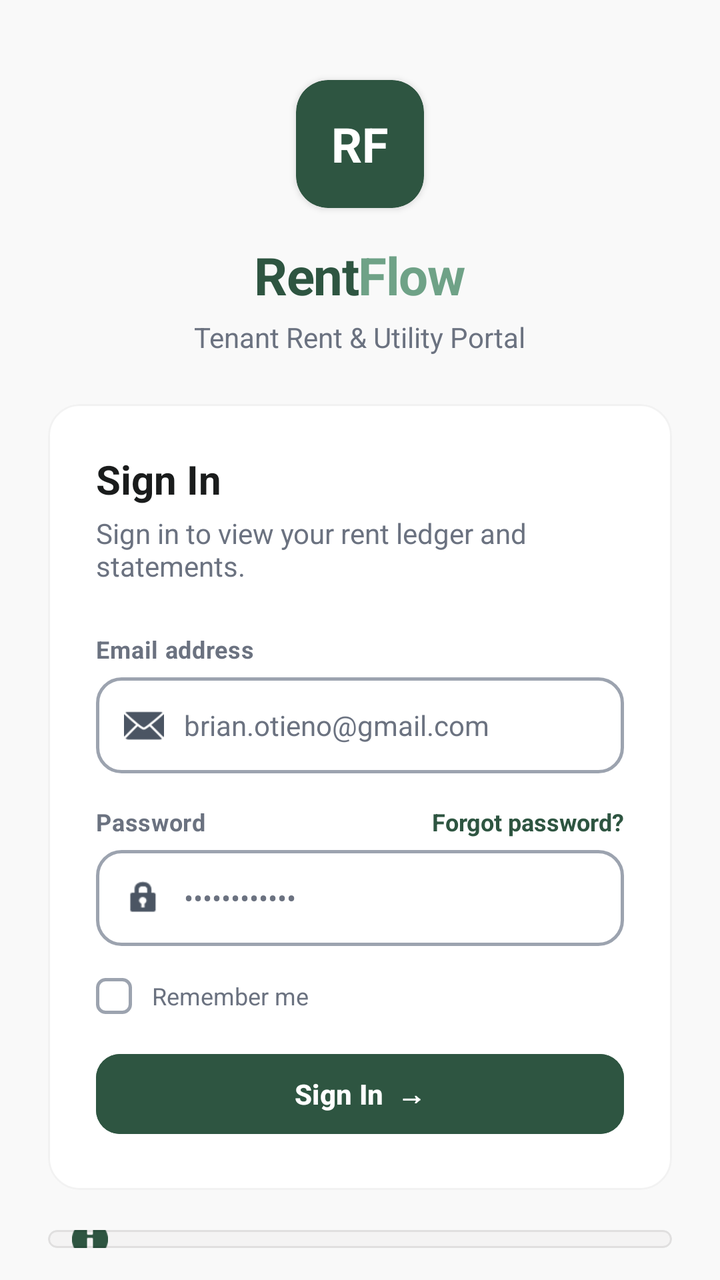
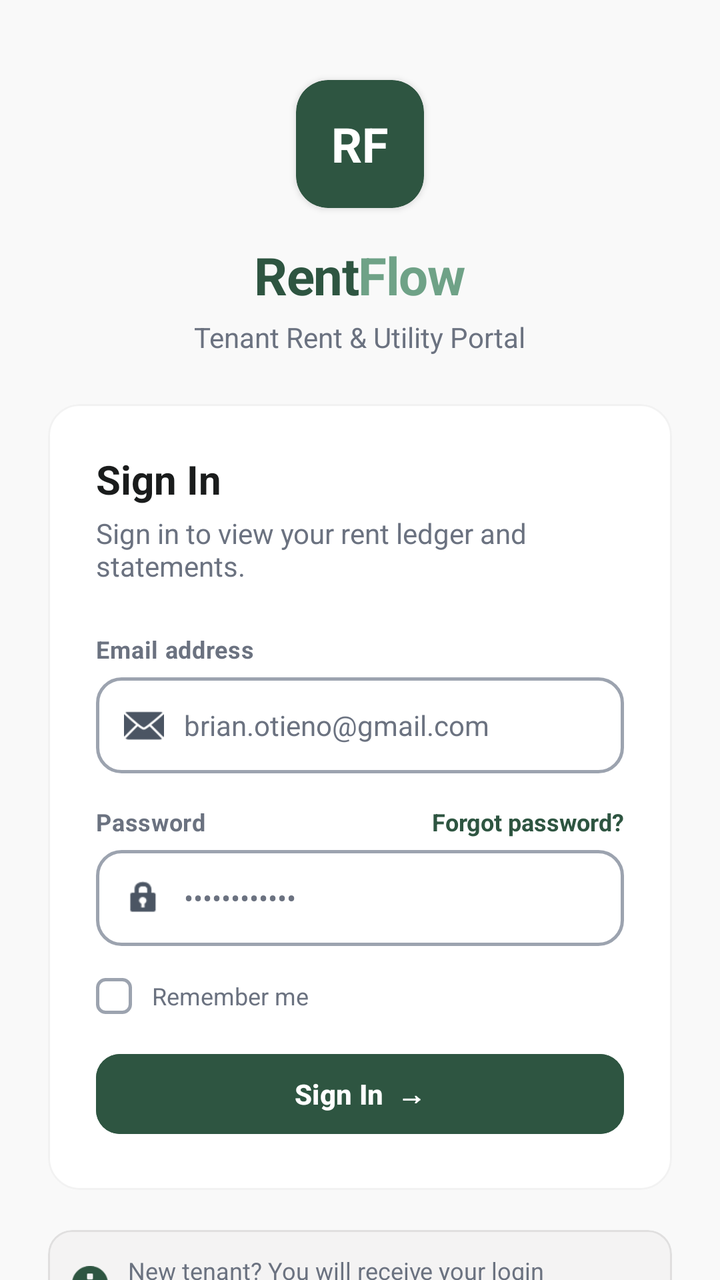

Compare the two renders of this Android layout. The source of the first and the diff that turns it into the second are given below.
<!-- AndroidManifest.xml: application theme Theme.RentFlow -->
<!-- res/layout/activity_login.xml -->
<?xml version="1.0" encoding="utf-8"?>
<androidx.constraintlayout.widget.ConstraintLayout xmlns:android="http://schemas.android.com/apk/res/android"
    xmlns:app="http://schemas.android.com/apk/res-auto"
    xmlns:tools="http://schemas.android.com/tools"
    android:layout_width="match_parent"
    android:layout_height="match_parent"
    android:background="@color/background"
    tools:context=".ui.login.LoginActivity">

    <LinearLayout
        android:layout_width="match_parent"
        android:layout_height="match_parent"
        android:orientation="vertical"
        android:paddingHorizontal="24dp"
        android:paddingVertical="16dp"
        android:gravity="center_horizontal"
        app:layout_constraintTop_toTopOf="parent"
        app:layout_constraintBottom_toBottomOf="parent"
        app:layout_constraintStart_toStartOf="parent"
        app:layout_constraintEnd_toEndOf="parent">

        
        <com.google.android.material.card.MaterialCardView
            android:layout_width="64dp"
            android:layout_height="64dp"
            android:layout_marginTop="24dp"
            android:layout_marginBottom="16dp"
            app:cardBackgroundColor="@color/login_primary"
            app:cardCornerRadius="16dp"
            app:cardElevation="2dp"
            app:strokeWidth="0dp">

            <TextView
                android:layout_width="wrap_content"
                android:layout_height="wrap_content"
                android:layout_gravity="center"
                android:text="RF"
                android:textColor="@color/white"
                android:textSize="24sp"
                android:textStyle="bold" />
        </com.google.android.material.card.MaterialCardView>

        <LinearLayout
            android:layout_width="wrap_content"
            android:layout_height="wrap_content"
            android:orientation="horizontal">

            <TextView
                android:layout_width="wrap_content"
                android:layout_height="wrap_content"
                android:text="Rent"
                android:textColor="@color/login_primary"
                android:textSize="26sp"
                android:textStyle="bold"
                android:letterSpacing="-0.02" />

            <TextView
                android:layout_width="wrap_content"
                android:layout_height="wrap_content"
                android:text="Flow"
                android:textColor="@color/login_accent"
                android:textSize="26sp"
                android:textStyle="bold"
                android:letterSpacing="-0.02" />
        </LinearLayout>

        <TextView
            android:layout_width="wrap_content"
            android:layout_height="wrap_content"
            android:layout_marginTop="4dp"
            android:text="Tenant Rent &amp; Utility Portal"
            android:textColor="@color/login_text_secondary"
            android:textSize="14sp" />

        
        <com.google.android.material.card.MaterialCardView
            android:layout_width="match_parent"
            android:layout_height="wrap_content"
            android:layout_marginTop="24dp"
            app:cardBackgroundColor="@color/white"
            app:cardCornerRadius="16dp"
            app:cardElevation="0dp"
            app:strokeColor="#0D000000"
            app:strokeWidth="1dp">

            <LinearLayout
                android:layout_width="match_parent"
                android:layout_height="wrap_content"
                android:orientation="vertical"
                android:padding="24dp">

                <TextView
                    android:layout_width="wrap_content"
                    android:layout_height="wrap_content"
                    android:text="Sign In"
                    android:textColor="@color/text_dark"
                    android:textSize="20sp"
                    android:textStyle="bold" />

                <TextView
                    android:layout_width="wrap_content"
                    android:layout_height="wrap_content"
                    android:layout_marginTop="4dp"
                    android:layout_marginBottom="24dp"
                    android:text="Sign in to view your rent ledger and statements."
                    android:textColor="@color/login_text_secondary"
                    android:textSize="14sp" />

                
                <TextView
                    android:layout_width="wrap_content"
                    android:layout_height="wrap_content"
                    android:text="Email address"
                    android:textColor="@color/login_text_secondary"
                    android:textSize="12sp"
                    android:textStyle="bold"
                    android:letterSpacing="0.02" />

                <LinearLayout
                    android:layout_width="match_parent"
                    android:layout_height="48dp"
                    android:layout_marginTop="6dp"
                    android:layout_marginBottom="16dp"
                    android:background="@drawable/bg_login_input"
                    android:gravity="center_vertical"
                    android:paddingHorizontal="14dp">

                    <ImageView
                        android:layout_width="20dp"
                        android:layout_height="20dp"
                        android:src="@android:drawable/ic_dialog_email"
                        app:tint="#4B5563"
                        android:contentDescription="Email Icon" />

                    <EditText
                        android:id="@+id/emailEditText"
                        android:layout_width="match_parent"
                        android:layout_height="match_parent"
                        android:layout_marginStart="10dp"
                        android:background="@android:color/transparent"
                        android:hint="brian.otieno@gmail.com"
                        android:textColorHint="@color/login_placeholder"
                        android:inputType="textEmailAddress"
                        android:textColor="@color/text_dark"
                        android:textSize="14sp"
                        android:importantForAutofill="no" />
                </LinearLayout>

                
                <RelativeLayout
                    android:layout_width="match_parent"
                    android:layout_height="wrap_content">

                    <TextView
                        android:layout_width="wrap_content"
                        android:layout_height="wrap_content"
                        android:layout_alignParentStart="true"
                        android:text="Password"
                        android:textColor="@color/login_text_secondary"
                        android:textSize="12sp"
                        android:textStyle="bold"
                        android:letterSpacing="0.02" />

                    <TextView
                        android:id="@+id/forgotPasswordButton"
                        android:layout_width="wrap_content"
                        android:layout_height="wrap_content"
                        android:layout_alignParentEnd="true"
                        android:text="Forgot password?"
                        android:textColor="@color/login_primary"
                        android:textSize="12sp"
                        android:textStyle="bold" />
                </RelativeLayout>

                <LinearLayout
                    android:layout_width="match_parent"
                    android:layout_height="48dp"
                    android:layout_marginTop="6dp"
                    android:layout_marginBottom="16dp"
                    android:background="@drawable/bg_login_input"
                    android:gravity="center_vertical"
                    android:paddingHorizontal="14dp">

                    <ImageView
                        android:layout_width="20dp"
                        android:layout_height="20dp"
                        android:src="@android:drawable/ic_lock_idle_lock"
                        app:tint="#4B5563"
                        android:contentDescription="Password Icon" />

                    <EditText
                        android:id="@+id/passwordEditText"
                        android:layout_width="match_parent"
                        android:layout_height="match_parent"
                        android:layout_marginStart="10dp"
                        android:background="@android:color/transparent"
                        android:hint="••••••••••••"
                        android:textColorHint="@color/login_placeholder"
                        android:inputType="textPassword"
                        android:textColor="@color/text_dark"
                        android:textSize="14sp"
                        android:importantForAutofill="no" />
                </LinearLayout>

                
                <LinearLayout
                    android:id="@+id/rememberMeRow"
                    android:layout_width="wrap_content"
                    android:layout_height="wrap_content"
                    android:layout_marginBottom="16dp"
                    android:orientation="horizontal"
                    android:gravity="center_vertical"
                    android:clickable="true"
                    android:focusable="true">

                    <ImageView
                        android:id="@+id/customCheckboxImage"
                        android:layout_width="18dp"
                        android:layout_height="18dp"
                        android:background="@drawable/bg_custom_checkbox"
                        android:contentDescription="Checkbox Image" />

                    <TextView
                        android:layout_width="wrap_content"
                        android:layout_height="wrap_content"
                        android:layout_marginStart="10dp"
                        android:text="Remember me"
                        android:textColor="@color/login_text_secondary"
                        android:textSize="12sp" />
                </LinearLayout>

                <com.google.android.material.button.MaterialButton
                    android:id="@+id/loginButton"
                    android:layout_width="match_parent"
                    android:layout_height="48dp"
                    android:text="Sign In  →"
                    android:textColor="@color/white"
                    android:textSize="14sp"
                    android:textStyle="bold"
                    android:backgroundTint="@color/login_primary"
                    app:cornerRadius="12dp"
                    app:iconSize="0dp" />

            </LinearLayout>
        </com.google.android.material.card.MaterialCardView>

        
        <com.google.android.material.card.MaterialCardView
            android:layout_width="match_parent"
            android:layout_height="wrap_content"
            android:layout_marginTop="20dp"
            app:cardBackgroundColor="@color/surface_container_low"
            app:cardCornerRadius="12dp"
            app:strokeColor="#15000000"
            app:strokeWidth="1dp"
            app:cardElevation="0dp">

            <LinearLayout
                android:layout_width="match_parent"
                android:layout_height="wrap_content"
                android:orientation="horizontal"
                android:padding="12dp"
                android:gravity="center_vertical">

                <ImageView
                    android:layout_width="18dp"
                    android:layout_height="18dp"
                    android:src="@android:drawable/ic_dialog_info"
                    app:tint="@color/login_primary"
                    android:contentDescription="Info Icon" />

                <TextView
                    android:layout_width="wrap_content"
                    android:layout_height="wrap_content"
                    android:layout_marginStart="10dp"
                    android:text="New tenant? You will receive your login credentials from your landlord."
                    android:textColor="@color/login_text_secondary"
                    android:textSize="12sp" />
            </LinearLayout>
        </com.google.android.material.card.MaterialCardView>

        
        <View
            android:layout_width="match_parent"
            android:layout_height="0dp"
            android:layout_weight="1" />

        
        <LinearLayout
            android:layout_width="wrap_content"
            android:layout_height="wrap_content"
            android:orientation="horizontal"
            android:gravity="center_vertical">

            <TextView
                android:layout_width="wrap_content"
                android:layout_height="wrap_content"
                android:text="Need help?"
                android:textColor="@color/login_text_secondary"
                android:textSize="12sp" />

            <TextView
                android:id="@+id/helpButton"
                android:layout_width="wrap_content"
                android:layout_height="wrap_content"
                android:layout_marginStart="6dp"
                android:text="Contact Property Support ↗"
                android:textColor="@color/login_primary"
                android:textSize="12sp"
                android:textStyle="bold" />
        </LinearLayout>

        <TextView
            android:layout_width="wrap_content"
            android:layout_height="wrap_content"
            android:layout_marginTop="12dp"
            android:layout_marginBottom="16dp"
            android:text="RentFlow v1.0.0 · © 2026 RentFlow Technologies Ltd"
            android:textColor="@color/login_input_icon"
            android:textSize="11sp" />

    </LinearLayout>

    <ProgressBar
        android:id="@+id/loadingProgressBar"
        android:layout_width="wrap_content"
        android:layout_height="wrap_content"
        android:visibility="gone"
        android:indeterminateTint="@color/login_primary"
        app:layout_constraintBottom_toBottomOf="parent"
        app:layout_constraintEnd_toEndOf="parent"
        app:layout_constraintStart_toStartOf="parent"
        app:layout_constraintTop_toTopOf="parent" />

</androidx.constraintlayout.widget.ConstraintLayout>
<!-- resources referenced by this layout -->
<resources>
  <color name="background">#F9F9F9</color>
  <color name="login_accent">#6FA287</color>
  <color name="login_input_icon">#9CA3AF</color>
  <color name="login_placeholder">#6B7280</color>
  <color name="login_primary">#2E5541</color>
  <color name="login_text_secondary">#6B7280</color>
  <color name="surface_container_low">#F4F3F3</color>
  <color name="text_dark">#1A1C1C</color>
  <color name="white">#FFFFFFFF</color>
  <!-- drawable bg_custom_checkbox (drawable) -->
  <?xml version="1.0" encoding="utf-8"?>
  <selector xmlns:android="http://schemas.android.com/apk/res/android">
      <item android:state_selected="true">
          <layer-list>
              <item>
                  <shape android:shape="rectangle">
                      <solid android:color="#2E5541" />
                      <corners android:radius="4dp" />
                  </shape>
              </item>
              <item android:left="3dp" android:top="3dp" android:right="3dp" android:bottom="3dp">
                  <vector android:width="12dp" android:height="12dp" android:viewportWidth="24" android:viewportHeight="24">
                      <path android:fillColor="#FFFFFF" android:pathData="M9,16.17L4.83,12l-1.42,1.41L9,19 21,7l-1.41-1.41z" />
                  </vector>
              </item>
          </layer-list>
      </item>
      <item>
          <shape android:shape="rectangle">
              <solid android:color="#FFFFFF" />
              <stroke android:width="1.5dp" android:color="#9CA3AF" />
              <corners android:radius="4dp" />
          </shape>
      </item>
  </selector>
  <!-- drawable bg_login_input (drawable) -->
  <?xml version="1.0" encoding="utf-8"?>
  <shape xmlns:android="http://schemas.android.com/apk/res/android"
      android:shape="rectangle">
      <solid android:color="@color/white" />
      <stroke
          android:width="1.5dp"
          android:color="#9CA3AF" />
      <corners android:radius="12dp" />
  </shape>
  <style name="Theme.RentFlow" parent="Base.Theme.RentFlow" />
  <style name="Base.Theme.RentFlow" parent="Theme.Material3.Light.NoActionBar">
          
          <item name="colorPrimary">@color/primary</item>
          <item name="colorOnPrimary">@color/on_primary</item>
          <item name="colorPrimaryContainer">@color/primary_container</item>
          <item name="colorSecondary">@color/secondary</item>
  
          
          <item name="android:windowBackground">@color/background</item>
          <item name="android:statusBarColor">@color/background</item>
          <item name="android:windowLightStatusBar">true</item>
      </style>
  <color name="primary">#0D631B</color>
  <color name="on_primary">#FFFFFF</color>
  <color name="primary_container">#2E7D32</color>
  <color name="secondary">#556158</color>
</resources>

<!-- the commit's change to res/layout/activity_login.xml (unified diff, before → after) -->
@@ -7,319 +7,331 @@
     android:background="@color/background"
     tools:context=".ui.login.LoginActivity">
 
-    <LinearLayout
+    <androidx.core.widget.NestedScrollView
         android:layout_width="match_parent"
         android:layout_height="match_parent"
-        android:orientation="vertical"
-        android:paddingHorizontal="24dp"
-        android:paddingVertical="16dp"
-        android:gravity="center_horizontal"
-        app:layout_constraintTop_toTopOf="parent"
-        app:layout_constraintBottom_toBottomOf="parent"
-        app:layout_constraintStart_toStartOf="parent"
-        app:layout_constraintEnd_toEndOf="parent">
-
-        
-        <com.google.android.material.card.MaterialCardView
-            android:layout_width="64dp"
-            android:layout_height="64dp"
-            android:layout_marginTop="24dp"
-            android:layout_marginBottom="16dp"
-            app:cardBackgroundColor="@color/login_primary"
-            app:cardCornerRadius="16dp"
-            app:cardElevation="2dp"
-            app:strokeWidth="0dp">
+        android:fillViewport="true"
+        android:scrollbars="none"
+        android:overScrollMode="never">
+
+        <LinearLayout
+            android:layout_width="match_parent"
+            android:layout_height="wrap_content"
+            android:orientation="vertical"
+            android:paddingHorizontal="24dp"
+            android:paddingVertical="16dp"
+            android:gravity="center_horizontal">
+
+            
+            <com.google.android.material.card.MaterialCardView
+                android:layout_width="64dp"
+                android:layout_height="64dp"
+                android:layout_marginTop="24dp"
+                android:layout_marginBottom="16dp"
+                app:cardBackgroundColor="@color/login_primary"
+                app:cardCornerRadius="16dp"
+                app:cardElevation="2dp"
+                app:strokeWidth="0dp">
+
+                <TextView
+                    android:layout_width="wrap_content"
+                    android:layout_height="wrap_content"
+                    android:layout_gravity="center"
+                    android:text="RF"
+                    android:textColor="@color/white"
+                    android:textSize="24sp"
+                    android:textStyle="bold" />
+            </com.google.android.material.card.MaterialCardView>
+
+            <LinearLayout
+                android:layout_width="wrap_content"
+                android:layout_height="wrap_content"
+                android:orientation="horizontal">
+
+                <TextView
+                    android:layout_width="wrap_content"
+                    android:layout_height="wrap_content"
+                    android:text="Rent"
+                    android:textColor="@color/login_primary"
+                    android:textSize="26sp"
+                    android:textStyle="bold"
+                    android:letterSpacing="-0.02" />
+
+                <TextView
+                    android:layout_width="wrap_content"
+                    android:layout_height="wrap_content"
+                    android:text="Flow"
+                    android:textColor="@color/login_accent"
+                    android:textSize="26sp"
+                    android:textStyle="bold"
+                    android:letterSpacing="-0.02" />
+            </LinearLayout>
 
             <TextView
                 android:layout_width="wrap_content"
                 android:layout_height="wrap_content"
-                android:layout_gravity="center"
-                android:text="RF"
-                android:textColor="@color/white"
-                android:textSize="24sp"
-                android:textStyle="bold" />
-        </com.google.android.material.card.MaterialCardView>
-
-        <LinearLayout
-            android:layout_width="wrap_content"
-            android:layout_height="wrap_content"
-            android:orientation="horizontal">
-
-            <TextView
-                android:layout_width="wrap_content"
-                android:layout_height="wrap_content"
-                android:text="Rent"
-                android:textColor="@color/login_primary"
-                android:textSize="26sp"
-                android:textStyle="bold"
-                android:letterSpacing="-0.02" />
-
-            <TextView
-                android:layout_width="wrap_content"
-                android:layout_height="wrap_content"
-                android:text="Flow"
-                android:textColor="@color/login_accent"
-                android:textSize="26sp"
-                android:textStyle="bold"
-                android:letterSpacing="-0.02" />
-        </LinearLayout>
-
-        <TextView
-            android:layout_width="wrap_content"
-            android:layout_height="wrap_content"
-            android:layout_marginTop="4dp"
-            android:text="Tenant Rent &amp; Utility Portal"
-            android:textColor="@color/login_text_secondary"
-            android:textSize="14sp" />
-
-        
-        <com.google.android.material.card.MaterialCardView
-            android:layout_width="match_parent"
-            android:layout_height="wrap_content"
-            android:layout_marginTop="24dp"
-            app:cardBackgroundColor="@color/white"
-            app:cardCornerRadius="16dp"
-            app:cardElevation="0dp"
-            app:strokeColor="#0D000000"
-            app:strokeWidth="1dp">
-
-            <LinearLayout
+                android:layout_marginTop="4dp"
+                android:text="Tenant Rent &amp; Utility Portal"
+                android:textColor="@color/login_text_secondary"
+                android:textSize="14sp" />
+
+            
+            <com.google.android.material.card.MaterialCardView
                 android:layout_width="match_parent"
                 android:layout_height="wrap_content"
-                android:orientation="vertical"
-                android:padding="24dp">
-
-                <TextView
-                    android:layout_width="wrap_content"
-                    android:layout_height="wrap_content"
-                    android:text="Sign In"
-                    android:textColor="@color/text_dark"
-                    android:textSize="20sp"
-                    android:textStyle="bold" />
-
-                <TextView
-                    android:layout_width="wrap_content"
-                    android:layout_height="wrap_content"
-                    android:layout_marginTop="4dp"
-                    android:layout_marginBottom="24dp"
-                    android:text="Sign in to view your rent ledger and statements."
-                    android:textColor="@color/login_text_secondary"
-                    android:textSize="14sp" />
-
-                
-                <TextView
-                    android:layout_width="wrap_content"
-                    android:layout_height="wrap_content"
-                    android:text="Email address"
-                    android:textColor="@color/login_text_secondary"
-                    android:textSize="12sp"
-                    android:textStyle="bold"
-                    android:letterSpacing="0.02" />
+                android:layout_marginTop="24dp"
+                app:cardBackgroundColor="@color/white"
+                app:cardCornerRadius="16dp"
+                app:cardElevation="0dp"
+                app:strokeColor="#0D000000"
+                app:strokeWidth="1dp">
 
                 <LinearLayout
                     android:layout_width="match_parent"
-                    android:layout_height="48dp"
-                    android:layout_marginTop="6dp"
-                    android:layout_marginBottom="16dp"
-                    android:background="@drawable/bg_login_input"
-                    android:gravity="center_vertical"
-                    android:paddingHorizontal="14dp">
-
-                    <ImageView
-                        android:layout_width="20dp"
-                        android:layout_height="20dp"
-                        android:src="@android:drawable/ic_dialog_email"
-                        app:tint="#4B5563"
-                        android:contentDescription="Email Icon" />
-
-                    <EditText
-                        android:id="@+id/emailEditText"
-                        android:layout_width="match_parent"
-                        android:layout_height="match_parent"
-                        android:layout_marginStart="10dp"
-                        android:background="@android:color/transparent"
-                        android:hint="brian.otieno@gmail.com"
-                        android:textColorHint="@color/login_placeholder"
-                        android:inputType="textEmailAddress"
+                    android:layout_height="wrap_content"
+                    android:orientation="vertical"
+                    android:padding="24dp">
+
+                    <TextView
+                        android:layout_width="wrap_content"
+                        android:layout_height="wrap_content"
+                        android:text="Sign In"
                         android:textColor="@color/text_dark"
-                        android:textSize="14sp"
-                        android:importantForAutofill="no" />
-                </LinearLayout>
-
-                
-                <RelativeLayout
-                    android:layout_width="match_parent"
-                    android:layout_height="wrap_content">
+                        android:textSize="20sp"
+                        android:textStyle="bold" />
 
                     <TextView
                         android:layout_width="wrap_content"
                         android:layout_height="wrap_content"
-                        android:layout_alignParentStart="true"
-                        android:text="Password"
+                        android:layout_marginTop="4dp"
+                        android:layout_marginBottom="24dp"
+                        android:text="Sign in to view your rent ledger and statements."
+                        android:textColor="@color/login_text_secondary"
+                        android:textSize="14sp" />
+
+                    
+                    <TextView
+                        android:layout_width="wrap_content"
+                        android:layout_height="wrap_content"
+                        android:text="Email address"
                         android:textColor="@color/login_text_secondary"
                         android:textSize="12sp"
                         android:textStyle="bold"
                         android:letterSpacing="0.02" />
 
-                    <TextView
-                        android:id="@+id/forgotPasswordButton"
-                        android:layout_width="wrap_content"
-                        android:layout_height="wrap_content"
-                        android:layout_alignParentEnd="true"
-                        android:text="Forgot password?"
-                        android:textColor="@color/login_primary"
-                        android:textSize="12sp"
-                        android:textStyle="bold" />
-                </RelativeLayout>
+                    <LinearLayout
+                        android:layout_width="match_parent"
+                        android:layout_height="48dp"
+                        android:layout_marginTop="6dp"
+                        android:layout_marginBottom="16dp"
+                        android:background="@drawable/bg_login_input"
+                        android:gravity="center_vertical"
+                        android:paddingHorizontal="14dp">
+
+                        <ImageView
+                            android:layout_width="20dp"
+                            android:layout_height="20dp"
+                            android:src="@android:drawable/ic_dialog_email"
+                            app:tint="#4B5563"
+                            android:contentDescription="Email Icon" />
+
+                        <EditText
+                            android:id="@+id/emailEditText"
+                            android:layout_width="match_parent"
+                            android:layout_height="match_parent"
+                            android:layout_marginStart="10dp"
+                            android:background="@android:color/transparent"
+                            android:hint="brian.otieno@gmail.com"
+                            android:textColorHint="@color/login_placeholder"
+                            android:inputType="textEmailAddress"
+                            android:textColor="@color/text_dark"
+                            android:textSize="14sp"
+                            android:importantForAutofill="no" />
+                    </LinearLayout>
+
+                    
+                    <RelativeLayout
+                        android:layout_width="match_parent"
+                        android:layout_height="wrap_content">
+
+                        <TextView
+                            android:layout_width="wrap_content"
+                            android:layout_height="wrap_content"
+                            android:layout_alignParentStart="true"
+                            android:text="Password"
+                            android:textColor="@color/login_text_secondary"
+                            android:textSize="12sp"
+                            android:textStyle="bold"
+                            android:letterSpacing="0.02" />
+
+                        <TextView
+                            android:id="@+id/forgotPasswordButton"
+                            android:layout_width="wrap_content"
+                            android:layout_height="wrap_content"
+                            android:layout_alignParentEnd="true"
+                            android:text="Forgot password?"
+                            android:textColor="@color/login_primary"
+                            android:textSize="12sp"
+                            android:textStyle="bold" />
+                    </RelativeLayout>
+
+                    <LinearLayout
+                        android:layout_width="match_parent"
+                        android:layout_height="48dp"
+                        android:layout_marginTop="6dp"
+                        android:layout_marginBottom="16dp"
+                        android:background="@drawable/bg_login_input"
+                        android:gravity="center_vertical"
+                        android:paddingHorizontal="14dp">
+
+                        <ImageView
+                            android:layout_width="20dp"
+                            android:layout_height="20dp"
+                            android:src="@android:drawable/ic_lock_idle_lock"
+                            app:tint="#4B5563"
+                            android:contentDescription="Password Icon" />
+
+                        <EditText
+                            android:id="@+id/passwordEditText"
+                            android:layout_width="0dp"
+                            android:layout_height="match_parent"
+                            android:layout_marginStart="10dp"
+                            android:layout_weight="1"
+                            android:background="@android:color/transparent"
+                            android:hint="••••••••••••"
+                            android:textColorHint="@color/login_placeholder"
+                            android:inputType="textPassword"
+                            android:textColor="@color/text_dark"
+                            android:textSize="14sp"
+                            android:importantForAutofill="no" />
+
+                        <ImageView
+                            android:id="@+id/passwordToggle"
+                            android:layout_width="20dp"
+                            android:layout_height="20dp"
+                            app:tint="#4B5563"
+                            android:contentDescription="Toggle Visibility" />
+                    </LinearLayout>
+
+                    
+                    <LinearLayout
+                        android:id="@+id/rememberMeRow"
+                        android:layout_width="wrap_content"
+                        android:layout_height="wrap_content"
+                        android:layout_marginBottom="16dp"
+                        android:orientation="horizontal"
+                        android:gravity="center_vertical"
+                        android:clickable="true"
+                        android:focusable="true">
+
+                        <ImageView
+                            android:id="@+id/customCheckboxImage"
+                            android:layout_width="18dp"
+                            android:layout_height="18dp"
+                            android:background="@drawable/bg_custom_checkbox"
+                            android:contentDescription="Checkbox Image" />
+
+                        <TextView
+                            android:layout_width="wrap_content"
+                            android:layout_height="wrap_content"
+                            android:layout_marginStart="10dp"
+                            android:text="Remember me"
+                            android:textColor="@color/login_text_secondary"
+                            android:textSize="12sp" />
+                    </LinearLayout>
+
+                    <com.google.android.material.button.MaterialButton
+                        android:id="@+id/loginButton"
+                        android:layout_width="match_parent"
+                        android:layout_height="48dp"
+                        android:text="Sign In  →"
+                        android:textColor="@color/white"
+                        android:textSize="14sp"
+                        android:textStyle="bold"
+                        android:backgroundTint="@color/login_primary"
+                        app:cornerRadius="12dp"
+                        app:iconSize="0dp" />
+
+                </LinearLayout>
+            </com.google.android.material.card.MaterialCardView>
+
+            
+            <com.google.android.material.card.MaterialCardView
+                android:layout_width="match_parent"
+                android:layout_height="wrap_content"
+                android:layout_marginTop="20dp"
+                app:cardBackgroundColor="@color/surface_container_low"
+                app:cardCornerRadius="12dp"
+                app:strokeColor="#15000000"
+                app:strokeWidth="1dp"
+                app:cardElevation="0dp">
 
                 <LinearLayout
                     android:layout_width="match_parent"
-                    android:layout_height="48dp"
-                    android:layout_marginTop="6dp"
-                    android:layout_marginBottom="16dp"
-                    android:background="@drawable/bg_login_input"
-                    android:gravity="center_vertical"
-                    android:paddingHorizontal="14dp">
+                    android:layout_height="wrap_content"
+                    android:orientation="horizontal"
+                    android:padding="12dp"
+                    android:gravity="center_vertical">
 
                     <ImageView
-                        android:layout_width="20dp"
-                        android:layout_height="20dp"
-                        android:src="@android:drawable/ic_lock_idle_lock"
-                        app:tint="#4B5563"
-                        android:contentDescription="Password Icon" />
-
-                    <EditText
-                        android:id="@+id/passwordEditText"
-                        android:layout_width="match_parent"
-                        android:layout_height="match_parent"
-                        android:layout_marginStart="10dp"
-                        android:background="@android:color/transparent"
-                        android:hint="••••••••••••"
-                        android:textColorHint="@color/login_placeholder"
-                        android:inputType="textPassword"
-                        android:textColor="@color/text_dark"
-                        android:textSize="14sp"
-                        android:importantForAutofill="no" />
-                </LinearLayout>
-
-                
-                <LinearLayout
-                    android:id="@+id/rememberMeRow"
-                    android:layout_width="wrap_content"
-                    android:layout_height="wrap_content"
-                    android:layout_marginBottom="16dp"
-                    android:orientation="horizontal"
-                    android:gravity="center_vertical"
-                    android:clickable="true"
-                    android:focusable="true">
-
-                    <ImageView
-                        android:id="@+id/customCheckboxImage"
                         android:layout_width="18dp"
                         android:layout_height="18dp"
-                        android:background="@drawable/bg_custom_checkbox"
-                        android:contentDescription="Checkbox Image" />
+                        android:src="@android:drawable/ic_dialog_info"
+                        app:tint="@color/login_primary"
+                        android:contentDescription="Info Icon" />
 
                     <TextView
                         android:layout_width="wrap_content"
                         android:layout_height="wrap_content"
                         android:layout_marginStart="10dp"
-                        android:text="Remember me"
+                        android:text="New tenant? You will receive your login credentials from your landlord."
                         android:textColor="@color/login_text_secondary"
                         android:textSize="12sp" />
                 </LinearLayout>
-
-                <com.google.android.material.button.MaterialButton
-                    android:id="@+id/loginButton"
-                    android:layout_width="match_parent"
-                    android:layout_height="48dp"
-                    android:text="Sign In  →"
-                    android:textColor="@color/white"
-                    android:textSize="14sp"
-                    android:textStyle="bold"
-                    android:backgroundTint="@color/login_primary"
-                    app:cornerRadius="12dp"
-                    app:iconSize="0dp" />
-
-            </LinearLayout>
-        </com.google.android.material.card.MaterialCardView>
-
-        
-        <com.google.android.material.card.MaterialCardView
-            android:layout_width="match_parent"
-            android:layout_height="wrap_content"
-            android:layout_marginTop="20dp"
-            app:cardBackgroundColor="@color/surface_container_low"
-            app:cardCornerRadius="12dp"
-            app:strokeColor="#15000000"
-            app:strokeWidth="1dp"
-            app:cardElevation="0dp">
-
+            </com.google.android.material.card.MaterialCardView>
+
+            
+            <View
+                android:layout_width="match_parent"
+                android:layout_height="32dp"
+                android:layout_weight="1" />
+
+            
             <LinearLayout
-                android:layout_width="match_parent"
+                android:layout_width="wrap_content"
                 android:layout_height="wrap_content"
                 android:orientation="horizontal"
-                android:padding="12dp"
                 android:gravity="center_vertical">
 
-                <ImageView
-                    android:layout_width="18dp"
-                    android:layout_height="18dp"
-                    android:src="@android:drawable/ic_dialog_info"
-                    app:tint="@color/login_primary"
-                    android:contentDescription="Info Icon" />
-
-                <TextView
-                    android:layout_width="wrap_content"
-                    android:layout_height="wrap_content"
-                    android:layout_marginStart="10dp"
-                    android:text="New tenant? You will receive your login credentials from your landlord."
+                <TextView
+                    android:layout_width="wrap_content"
+                    android:layout_height="wrap_content"
+                    android:text="Need help?"
                     android:textColor="@color/login_text_secondary"
                     android:textSize="12sp" />
+
+                <TextView
+                    android:id="@+id/helpButton"
+                    android:layout_width="wrap_content"
+                    android:layout_height="wrap_content"
+                    android:layout_marginStart="6dp"
+                    android:text="Contact Property Support ↗"
+                    android:textColor="@color/login_primary"
+                    android:textSize="12sp"
+                    android:textStyle="bold" />
             </LinearLayout>
-        </com.google.android.material.card.MaterialCardView>
-
-        
-        <View
-            android:layout_width="match_parent"
-            android:layout_height="0dp"
-            android:layout_weight="1" />
-
-        
-        <LinearLayout
-            android:layout_width="wrap_content"
-            android:layout_height="wrap_content"
-            android:orientation="horizontal"
-            android:gravity="center_vertical">
 
             <TextView
                 android:layout_width="wrap_content"
                 android:layout_height="wrap_content"
-                android:text="Need help?"
-                android:textColor="@color/login_text_secondary"
-                android:textSize="12sp" />
-
-            <TextView
-                android:id="@+id/helpButton"
-                android:layout_width="wrap_content"
-                android:layout_height="wrap_content"
-                android:layout_marginStart="6dp"
-                android:text="Contact Property Support ↗"
-                android:textColor="@color/login_primary"
-                android:textSize="12sp"
-                android:textStyle="bold" />
+                android:layout_marginTop="12dp"
+                android:layout_marginBottom="16dp"
+                android:text="RentFlow v1.0.0 · © 2026 RentFlow Technologies Ltd"
+                android:textColor="@color/login_input_icon"
+                android:textSize="11sp" />
+
         </LinearLayout>
-
-        <TextView
-            android:layout_width="wrap_content"
-            android:layout_height="wrap_content"
-            android:layout_marginTop="12dp"
-            android:layout_marginBottom="16dp"
-            android:text="RentFlow v1.0.0 · © 2026 RentFlow Technologies Ltd"
-            android:textColor="@color/login_input_icon"
-            android:textSize="11sp" />
-
-    </LinearLayout>
+    </androidx.core.widget.NestedScrollView>
 
     <ProgressBar
         android:id="@+id/loadingProgressBar"
